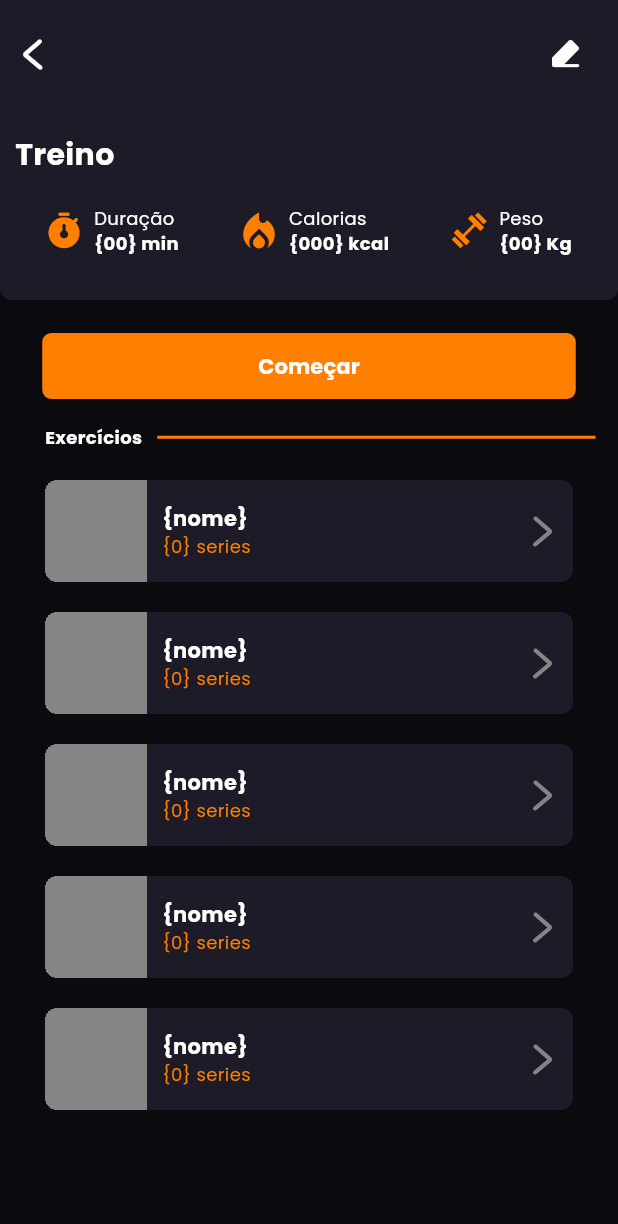
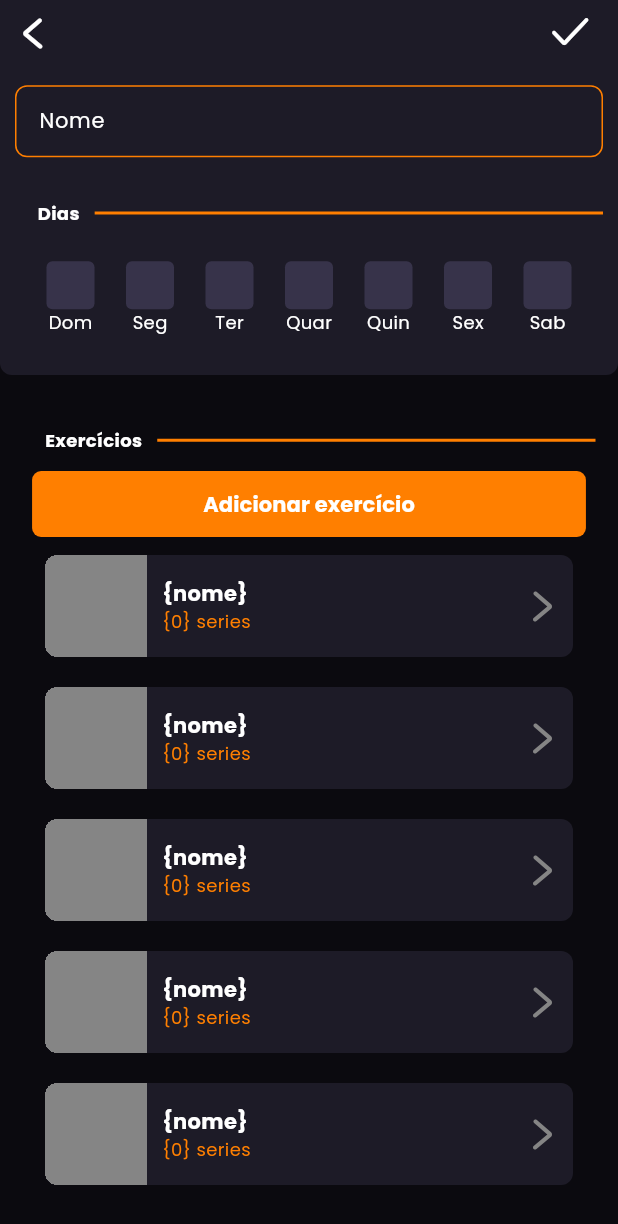
Before and after one commit to mikael-st/trainin_app, a Flutter app: the screen it shows after launch, on a phone screen of 412 x 824 dp. Shown: the top 1224 px of the screen. Run offline on Flutter 3.47's test engine with Material 3 defaults, Android fonts, the phone set to English and light mode, and no system bars; our stand-ins replace google_fonts.

Commit message:
feat: created EditTrainingPage, page to edit a training

```diff
--- /dev/null
+++ b/lib/components/actions/add_btn.dart
@@ -0,0 +1,16 @@
+import 'package:flutter/material.dart';
+import 'package:train_in/assets/palette.dart';
+
+class AddButton extends StatelessWidget {
+  const AddButton({super.key});
+
+  @override
+  Widget build(BuildContext context) {
+    return FloatingActionButton(
+        onPressed: (){},
+        shape: CircleBorder(),
+        backgroundColor: Palette.yellow,
+        child: Icon(Icons.add_rounded, color: Palette.white, size: 32),
+      );
+  }
+}
--- /dev/null
+++ b/lib/components/actions/done_btn.dart
@@ -0,0 +1,22 @@
+import 'package:flutter/material.dart';
+import 'package:train_in/assets/palette.dart';
+import 'package:train_in/assets/trainin_icons.dart';
+
+class DoneButton extends StatelessWidget {
+  const DoneButton({super.key});
+
+  @override
+  Widget build(BuildContext context) {
+    return IconButton(
+      onPressed: (){
+        print('hi');
+      },
+      style: IconButton.styleFrom(
+        shape: RoundedRectangleBorder(),
+        padding: EdgeInsets.all(0),
+        alignment: Alignment.centerLeft
+      ),
+      icon: Icon(TraininIcons.check, size: 18, color: Palette.white,),
+    );
+  }
+}
--- /dev/null
+++ b/lib/components/headers/edit_training_header.dart
@@ -0,0 +1,62 @@
+import 'package:flutter/material.dart';
+import 'package:train_in/assets/palette.dart';
+import 'package:train_in/components/actions/back_btn.dart';
+import 'package:train_in/components/actions/done_btn.dart';
+import 'package:train_in/components/area_label.dart';
+import 'package:train_in/components/check_day.dart';
+
+// ignore: must_be_immutable
+class EditTrainingHeader extends StatelessWidget
+    implements PreferredSizeWidget {
+  EditTrainingHeader({super.key});
+
+  List<String> days = ['Dom', 'Seg', 'Ter', 'Quar', 'Quin', 'Sex', 'Sab'];
+
+  @override
+  Widget build(BuildContext context) {
+    return Scaffold(
+        appBar: AppBar(
+      toolbarHeight: 250,
+      shape: const RoundedRectangleBorder(
+          borderRadius: BorderRadius.vertical(bottom: Radius.circular(8))),
+      backgroundColor: Palette.items,
+      leading: BackBtn(),
+      actions: [DoneButton()],
+      bottom: PreferredSize(
+          preferredSize: Size.fromHeight(0),
+          child: Container(
+              height: 180,
+              margin: EdgeInsets.only(top: 8, bottom: 20, left: 10, right: 10),
+              child: Column(
+                crossAxisAlignment: CrossAxisAlignment.start,
+                mainAxisAlignment: MainAxisAlignment.spaceAround,
+                children: [_input(), AreaLabel(text: 'Dias'), _days()],
+              ))),
+    ));
+  }
+
+  Widget _input() {
+    return TextField(
+      decoration: InputDecoration(
+          contentPadding: EdgeInsets.only(left: 12),
+          hintText: 'Nome',
+          hintStyle: TextStyle(color: Palette.white, fontSize: 14),
+          filled: true,
+          fillColor: Palette.transparent,
+          enabledBorder: OutlineInputBorder(borderRadius: BorderRadius.circular(8), borderSide: BorderSide(color: Palette.yellow)),
+          focusedBorder: OutlineInputBorder(borderRadius: BorderRadius.circular(8), borderSide: BorderSide(color: Palette.yellow))
+        ),
+      style: TextStyle(color: Palette.white, fontSize: 12),
+    );
+  }
+
+  Widget _days() {
+    return Row(
+        mainAxisAlignment: MainAxisAlignment.spaceEvenly,
+        children: days.map((d) => CheckDay(label: d)).toList());
+  }
+
+  @override
+  // TODO: implement preferredSize
+  Size get preferredSize => Size.fromHeight(250);
+}
--- a/lib/components/text_input.dart
+++ b/lib/components/text_input.dart
@@ -10,13 +10,18 @@ class TextBox extends StatelessWidget {
   Widget build(BuildContext context) {
     return Container (
       margin: margin,
+      clipBehavior: Clip.hardEdge,
+      decoration: BoxDecoration(
+        borderRadius: BorderRadius.circular(8)
+      ),
       child: TextField(
         decoration: InputDecoration(
+          contentPadding: EdgeInsets.only(left: 12),
           hintText: content,
-          hintStyle: TextStyle(color: Palette.white, fontSize: 12),
+          hintStyle: TextStyle(color: Palette.white, fontSize: 14),
           filled: true,
           fillColor: Palette.items,
-          border: UnderlineInputBorder(borderRadius: BorderRadius.circular(6), borderSide: BorderSide.none),
+          border: InputBorder.none
         ),
         style: TextStyle(color: Palette.white, fontSize: 12),
       ),
--- a/lib/main.dart
+++ b/lib/main.dart
@@ -3,7 +3,7 @@ import 'package:flutter/services.dart';
 import 'package:google_fonts/google_fonts.dart';
 import 'package:train_in/assets/globals.dart';
 import 'package:train_in/assets/palette.dart';
-import 'package:train_in/pages/training.dart';
+import 'package:train_in/pages/edit_training.dart';
 
 void main() {
   runApp(const App());
@@ -40,7 +40,7 @@ class _AppState extends State<App> {
         textTheme: GoogleFonts.poppinsTextTheme(),
         fontFamily: 'Poppins'
       ),
-      home: TrainingPage(),
+      home: EditTrainingPage(),
     );
   }
 }
--- /dev/null
+++ b/lib/pages/edit_training.dart
@@ -0,0 +1,44 @@
+import 'package:flutter/material.dart';
+import 'package:train_in/components/area_label.dart';
+import 'package:train_in/components/button.dart';
+import 'package:train_in/components/exercise_label.dart';
+import 'package:train_in/components/headers/edit_training_header.dart';
+
+
+class EditTrainingPage extends StatelessWidget {
+  EditTrainingPage({super.key});
+
+  final List<String> days = ['Dom', 'Seg', 'Ter', 'Quar', 'Quin', 'Sex', 'Sab'];
+
+  @override
+  Widget build(BuildContext context) {
+    return Scaffold(
+        appBar: EditTrainingHeader(),
+        body: _main()
+      );
+  }
+
+  Widget _main() {
+    return Container(
+      margin: EdgeInsets.symmetric(horizontal: 15, vertical: 20),
+      alignment: Alignment.topCenter,
+      child: SingleChildScrollView(
+        clipBehavior: Clip.none,
+        scrollDirection: Axis.vertical,
+        child: Column(
+          children: [
+            AreaLabel(text: 'Exercícios'),
+            Button(content: 'Adicionar exercício', padding: EdgeInsets.symmetric(horizontal: 90, vertical: 12), callback: (){}),
+            _exercises()
+          ],
+        ),
+      ),
+    );
+  }
+
+  Widget _exercises() {
+    return Column(
+      children: List.generate(5, (index) => ExerciseLabel(title: '{nome}', subtitle: '{0} series')),
+    );
+  }
+}
--- a/lib/pages/profile.dart
+++ b/lib/pages/profile.dart
@@ -3,6 +3,7 @@ import 'package:flutter/material.dart';
 import 'package:flutter/widgets.dart';
 import 'package:train_in/assets/palette.dart';
 import 'package:train_in/assets/trainin_icons.dart';
+import 'package:train_in/components/actions/add_btn.dart';
 import 'package:train_in/components/area_label.dart';
 import 'package:train_in/components/headers/back_header.dart';
 import 'package:train_in/components/button.dart';
@@ -19,12 +20,7 @@ class ProfilePage extends StatelessWidget {
       appBar: BackHeader(),
       body: _main(context),
       bottomNavigationBar: NavBar(),
-      floatingActionButton: FloatingActionButton(
-        onPressed: (){},
-        shape: CircleBorder(),
-        backgroundColor: Palette.yellow,
-        child: Icon(Icons.add_rounded, color: Palette.white, size: 32),
-      ),
+      floatingActionButton: AddButton()
     );
   }
 
```
